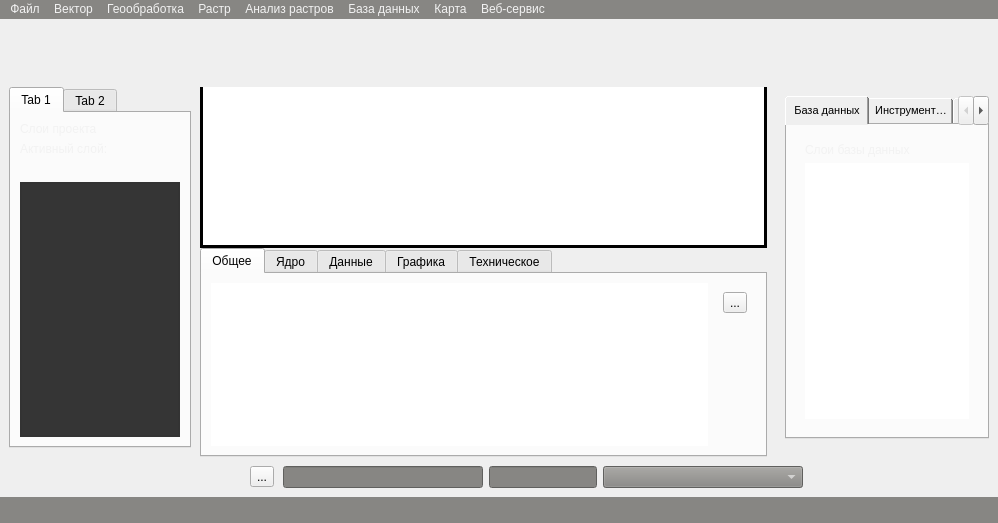
The window that ui/mainwindow.ui (Doggerr111/vrsa-gis) describes before a commit, drawn with Qt 5.
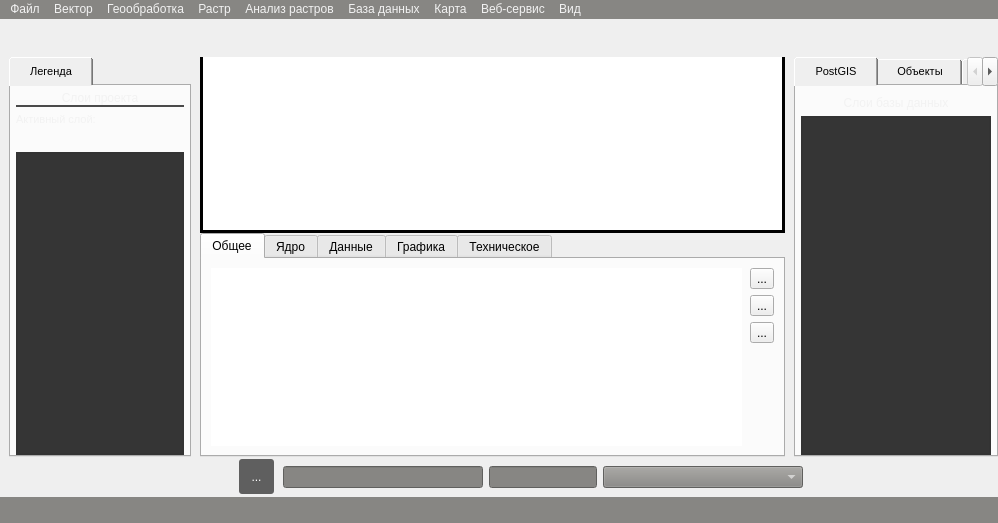
The same window after the commit. The open tabs and pages were chosen to show the change. Icons and pictures are not drawn. Custom widgets are drawn as their Qt base class.

Commit message: style: new buttons for console, alignments, update style for feature selection tree

What changed in the file:
```diff
--- a/ui/mainwindow.ui
+++ b/ui/mainwindow.ui
@@ -68,7 +68,7 @@
      <number>0</number>
     </property>
     <item>
-     <widget class="QFrame" name="header_frame">
+     <widget class="QFrame" name="header_tool_bar_frame">
       <property name="sizePolicy">
        <sizepolicy hsizetype="Minimum" vsizetype="Preferred">
         <horstretch>0</horstretch>
@@ -167,46 +167,48 @@
           <property name="bottomMargin">
            <number>0</number>
           </property>
-          <item alignment="Qt::AlignVCenter">
-           <widget class="QPushButton" name="pushButton_addFeature">
-            <property name="sizePolicy">
-             <sizepolicy hsizetype="Minimum" vsizetype="Maximum">
-              <horstretch>0</horstretch>
-              <verstretch>0</verstretch>
-             </sizepolicy>
+          <item>
+           <widget class="QPushButton" name="pushButtonZoomIn">
+            <property name="text">
+             <string/>
             </property>
-            <property name="minimumSize">
+            <property name="icon">
+             <iconset resource="../icons.qrc">
+              <normaloff>:/images/icons/Tools/glass.png</normaloff>:/images/icons/Tools/glass.png</iconset>
+            </property>
+            <property name="iconSize">
              <size>
-              <width>50</width>
-              <height>50</height>
+              <width>35</width>
+              <height>35</height>
              </size>
             </property>
-            <property name="maximumSize">
+           </widget>
+          </item>
+          <item>
+           <widget class="QPushButton" name="pushButtonZoomOut">
+            <property name="text">
+             <string/>
+            </property>
+            <property name="icon">
+             <iconset resource="../icons.qrc">
+              <normaloff>:/images/icons/Tools/icon_zoom_out_bold_black.png</normaloff>:/images/icons/Tools/icon_zoom_out_bold_black.png</iconset>
+            </property>
+            <property name="iconSize">
              <size>
-              <width>50</width>
-              <height>50</height>
+              <width>35</width>
+              <height>35</height>
              </size>
             </property>
-            <property name="styleSheet">
-             <string notr="true">QPushButton {
-border:none;
-}
-QPushButton:checked { 
-background-color: gray;
-border: 1px solid
-}
-
-QPushButton:hover {
-	border: 1px solid;
-    border-color: #333; /* Цвет рамки при наведении */
-}</string>
-            </property>
+           </widget>
+          </item>
+          <item>
+           <widget class="QPushButton" name="pushButtonPanning">
             <property name="text">
              <string/>
             </property>
             <property name="icon">
              <iconset resource="../icons.qrc">
-              <normaloff>:/images/icons/Tools/digitize.png</normaloff>:/images/icons/Tools/digitize.png</iconset>
+              <normaloff>:/images/icons/Tools/icon_mouse_black.png</normaloff>:/images/icons/Tools/icon_mouse_black.png</iconset>
             </property>
             <property name="iconSize">
              <size>
@@ -217,9 +219,6 @@
             <property name="checkable">
              <bool>true</bool>
             </property>
-            <property name="autoRepeatDelay">
-             <number>300</number>
-            </property>
            </widget>
           </item>
           <item alignment="Qt::AlignLeft|Qt::AlignVCenter">
@@ -232,8 +231,8 @@
             </property>
             <property name="minimumSize">
              <size>
-              <width>50</width>
-              <height>50</height>
+              <width>0</width>
+              <height>0</height>
              </size>
             </property>
             <property name="maximumSize">
@@ -243,18 +242,7 @@
              </size>
             </property>
             <property name="styleSheet">
-             <string notr="true">QPushButton {
-border:none;
-}
-QPushButton:checked { 
-background-color: gray;
-border: 1px solid
-}
-
-QPushButton:hover {
-	border: 1px solid;
-    border-color: #333; /* Цвет рамки при наведении */
-}</string>
+             <string notr="true"/>
             </property>
             <property name="text">
              <string/>
@@ -281,23 +269,12 @@
            <widget class="QPushButton" name="pushButtonRectSelection">
             <property name="minimumSize">
              <size>
-              <width>50</width>
-              <height>50</height>
+              <width>0</width>
+              <height>0</height>
              </size>
             </property>
             <property name="styleSheet">
-             <string notr="true">QPushButton {
-border:none;
-}
-QPushButton:checked { 
-background-color: gray;
-border: 1px solid
-}
-
-QPushButton:hover {
-	border: 1px solid;
-    border-color: #333; /* Цвет рамки при наведении */
-}</string>
+             <string notr="true"/>
             </property>
             <property name="text">
              <string/>
@@ -317,48 +294,11 @@
             </property>
            </widget>
           </item>
-          <item>
-           <widget class="QPushButton" name="pushButtonGeometryEdit">
-            <property name="minimumSize">
-             <size>
-              <width>50</width>
-              <height>50</height>
-             </size>
-            </property>
-            <property name="styleSheet">
-             <string notr="true">QPushButton {
-border:none;
-}
-QPushButton:checked { 
-background-color: gray;
-border: 1px solid
-}
-
-QPushButton:hover {
-	border: 1px solid;
-    border-color: #333; /* Цвет рамки при наведении */
-}</string>
-            </property>
-            <property name="text">
-             <string/>
-            </property>
-            <property name="icon">
-             <iconset resource="../icons.qrc">
-              <normaloff>:/images/icons/Tools/node.png</normaloff>:/images/icons/Tools/node.png</iconset>
-            </property>
-            <property name="iconSize">
-             <size>
-              <width>35</width>
-              <height>35</height>
-             </size>
-            </property>
-            <property name="checkable">
-             <bool>true</bool>
-            </property>
-           </widget>
-          </item>
           <item>
            <widget class="QPushButton" name="pushButtonRuler">
+            <property name="styleSheet">
+             <string notr="true"/>
+            </property>
             <property name="text">
              <string/>
             </property>
@@ -377,10 +317,83 @@
             </property>
            </widget>
           </item>
+          <item>
+           <widget class="QPushButton" name="pushButton_addFeature">
+            <property name="sizePolicy">
+             <sizepolicy hsizetype="Minimum" vsizetype="Fixed">
+              <horstretch>0</horstretch>
+              <verstretch>0</verstretch>
+             </sizepolicy>
+            </property>
+            <property name="minimumSize">
+             <size>
+              <width>0</width>
+              <height>0</height>
+             </size>
+            </property>
+            <property name="maximumSize">
+             <size>
+              <width>16777215</width>
+              <height>16777215</height>
+             </size>
+            </property>
+            <property name="styleSheet">
+             <string notr="true"/>
+            </property>
+            <property name="text">
+             <string/>
+            </property>
+            <property name="icon">
+             <iconset resource="../icons.qrc">
+              <normaloff>:/images/icons/Tools/icon_pen_black.png</normaloff>:/images/icons/Tools/icon_pen_black.png</iconset>
+            </property>
+            <property name="iconSize">
+             <size>
+              <width>35</width>
+              <height>35</height>
+             </size>
+            </property>
+            <property name="checkable">
+             <bool>true</bool>
+            </property>
+            <property name="autoRepeatDelay">
+             <number>300</number>
+            </property>
+           </widget>
+          </item>
+          <item>
+           <widget class="QPushButton" name="pushButtonGeometryEdit">
+            <property name="minimumSize">
+             <size>
+              <width>0</width>
+              <height>0</height>
+             </size>
+            </property>
+            <property name="styleSheet">
+             <string notr="true"/>
+            </property>
+            <property name="text">
+             <string/>
+            </property>
+            <property name="icon">
+             <iconset resource="../icons.qrc">
+              <normaloff>:/images/icons/Tools/node.png</normaloff>:/images/icons/Tools/node.png</iconset>
+            </property>
+            <property name="iconSize">
+             <size>
+              <width>35</width>
+              <height>35</height>
+             </size>
+            </property>
+            <property name="checkable">
+             <bool>true</bool>
+            </property>
+           </widget>
+          </item>
          </layout>
         </widget>
        </item>
-       <item alignment="Qt::AlignLeft">
+       <item>
         <widget class="QFrame" name="frameMainToolBar">
          <property name="sizePolicy">
           <sizepolicy hsizetype="Expanding" vsizetype="Expanding">
@@ -415,58 +428,96 @@
           <enum>QFrame::Raised</enum>
          </property>
          <layout class="QHBoxLayout" name="horizontalLayout_8">
+          <property name="spacing">
+           <number>0</number>
+          </property>
+          <property name="topMargin">
+           <number>9</number>
+          </property>
+          <property name="rightMargin">
+           <number>0</number>
+          </property>
+          <property name="bottomMargin">
+           <number>9</number>
+          </property>
           <item>
-           <widget class="QPushButton" name="pushButtonShowAttributeTable">
-            <property name="sizePolicy">
-             <sizepolicy hsizetype="Minimum" vsizetype="Minimum">
-              <horstretch>0</horstretch>
-              <verstretch>0</verstretch>
-             </sizepolicy>
+           <spacer name="horizontalSpacer">
+            <property name="orientation">
+             <enum>Qt::Horizontal</enum>
             </property>
-            <property name="minimumSize">
+            <property name="sizeHint" stdset="0">
              <size>
-              <width>50</width>
-              <height>50</height>
+              <width>40</width>
+              <height>20</height>
              </size>
             </property>
-            <property name="maximumSize">
+           </spacer>
+          </item>
+          <item>
+           <widget class="QPushButton" name="pushButtonTriangulation">
+            <property name="text">
+             <string/>
+            </property>
+            <property name="icon">
+             <iconset resource="../icons.qrc">
+              <normaloff>:/images/icons/triangulate.png</normaloff>:/images/icons/triangulate.png</iconset>
+            </property>
+            <property name="iconSize">
              <size>
-              <width>50</width>
-              <height>50</height>
+              <width>32</width>
+              <height>32</height>
              </size>
             </property>
-            <property name="layoutDirection">
-             <enum>Qt::LeftToRight</enum>
+           </widget>
+          </item>
+          <item>
+           <widget class="QPushButton" name="pushButtonVoronoi">
+            <property name="text">
+             <string/>
             </property>
-            <property name="styleSheet">
-             <string notr="true">QPushButton {
-border:none;
-}
-QPushButton:pressed { 
-background-color: gray;
-border: 1px solid
-}
-
-QPushButton:hover {
-	border: 1px solid;
-    border-color: #333; /* Цвет рамки при наведении */
-}</string>
+            <property name="icon">
+             <iconset resource="../icons.qrc">
+              <normaloff>:/images/icons/voronoiDiagram.png</normaloff>:/images/icons/voronoiDiagram.png</iconset>
             </property>
+            <property name="iconSize">
+             <size>
+              <width>32</width>
+              <height>32</height>
+             </size>
+            </property>
+           </widget>
+          </item>
+          <item>
+           <widget class="QPushButton" name="pushButtonIntersection">
             <property name="text">
              <string/>
             </property>
             <property name="icon">
              <iconset resource="../icons.qrc">
-              <normaloff>:/images/icons/metaData.png</normaloff>:/images/icons/metaData.png</iconset>
+              <normaloff>:/images/icons/intersection.png</normaloff>:/images/icons/intersection.png</iconset>
             </property>
             <property name="iconSize">
              <size>
-              <width>45</width>
-              <height>45</height>
+              <width>32</width>
+              <height>32</height>
              </size>
             </property>
-            <property name="autoRepeatDelay">
-             <number>300</number>
+           </widget>
+          </item>
+          <item>
+           <widget class="QPushButton" name="pushButtonPostGis">
+            <property name="text">
+             <string/>
+            </property>
+            <property name="icon">
+             <iconset resource="../icons.qrc">
+              <normaloff>:/images/icons/postgis.png</normaloff>:/images/icons/postgis.png</iconset>
+            </property>
+            <property name="iconSize">
+             <size>
+              <width>32</width>
+              <height>32</height>
+             </size>
             </property>
            </widget>
           </item>
@@ -550,6 +601,9 @@
           <property name="topMargin">
            <number>0</number>
           </property>
+          <property name="bottomMargin">
+           <number>0</number>
+          </property>
           <item>
            <widget class="QFrame" name="frame_2">
             <property name="sizePolicy">
@@ -585,14 +639,38 @@
              </property>
              <item>
               <widget class="QTabWidget" name="leftTabWidget">
+               <property name="styleSheet">
+                <string notr="true">QTabWidget::pane QTabBar::tab {
+    font-size: 8pt;
+}
+QTabWidget::pane QTabBar::tab {
+width: 80px;     /* ширина вкладки */
+    height: 25px;    /* высота вкладки */
+    padding: 2px;  
+	text-align: left;
+
+}</string>
+               </property>
                <property name="currentIndex">
                 <number>0</number>
                </property>
                <widget class="QWidget" name="tab">
                 <attribute name="title">
-                 <string>Tab 1</string>
+                 <string>Легенда</string>
                 </attribute>
                 <layout class="QVBoxLayout" name="verticalLayout_11">
+                 <property name="leftMargin">
+                  <number>5</number>
+                 </property>
+                 <property name="topMargin">
+                  <number>5</number>
+                 </property>
+                 <property name="rightMargin">
+                  <number>5</number>
+                 </property>
+                 <property name="bottomMargin">
+                  <number>0</number>
+                 </property>
                  <item>
                   <widget class="QLabel" name="label">
                    <property name="sizePolicy">
@@ -601,9 +679,17 @@
                      <verstretch>0</verstretch>
                     </sizepolicy>
                    </property>
+                   <property name="styleSheet">
+                    <string notr="true">QLabel {
+    border-bottom: 2px solid #4a4a4a;
+}</string>
+                   </property>
                    <property name="text">
                     <string>Слои проекта</string>
                    </property>
+                   <property name="alignment">
+                    <set>Qt::AlignCenter</set>
+                   </property>
                   </widget>
                  </item>
                  <item>
@@ -614,6 +700,11 @@
                      <verstretch>0</verstretch>
                     </sizepolicy>
                    </property>
+                   <property name="font">
+                    <font>
+                     <pointsize>8</pointsize>
+                    </font>
+                   </property>
                    <property name="text">
                     <string>Активный слой:</string>
                    </property>
@@ -657,6 +748,9 @@
                     <property name="topMargin">
                      <number>0</number>
                     </property>
+                    <property name="rightMargin">
+                     <number>9</number>
+                    </property>
                     <property name="bottomMargin">
                      <number>0</number>
                     </property>
@@ -738,7 +832,8 @@
 outline: none;
 border: 2px solid #333333;
 border-style: solid;
-}</string>
+}
+</string>
                    </property>
                    <property name="sizeAdjustPolicy">
                     <enum>QAbstractScrollArea::AdjustToContentsOnFirstShow</enum>
@@ -767,24 +862,6 @@
                  </item>
                 </layout>
                </widget>
-               <widget class="QWidget" name="tab_2">
-                <attribute name="title">
-                 <string>Tab 2</string>
-                </attribute>
-                <widget class="QPushButton" name="pushButton_testVectorLayerUtils">
-                 <property name="geometry">
-                  <rect>
-                   <x>8</x>
-                   <y>40</y>
-                   <width>131</width>
-                   <height>25</height>
-                  </rect>
-                 </property>
-                 <property name="text">
-                  <string>сгенерировать</string>
-                 </property>
-                </widget>
-               </widget>
               </widget>
              </item>
             </layout>
@@ -866,7 +943,7 @@
           <item>
            <widget class="QTabWidget" name="tabWidgetConsoleLog">
             <property name="currentIndex">
-             <number>0</number>
+             <number>2</number>
             </property>
             <widget class="QWidget" name="tabLoggerCommon">
              <attribute name="title">
@@ -891,10 +968,22 @@
                  <enum>QFrame::Raised</enum>
                 </property>
                 <layout class="QVBoxLayout" name="verticalLayout_12">
-                 <item alignment="Qt::AlignTop">
+                 <property name="leftMargin">
+                  <number>2</number>
+                 </property>
+                 <property name="topMargin">
+                  <number>0</number>
+                 </property>
+                 <property name="rightMargin">
+                  <number>0</number>
+                 </property>
+                 <property name="bottomMargin">
+                  <number>0</number>
+                 </property>
+                 <item>
                   <widget class="QToolButton" name="toolButtonClearCommonLogger">
                    <property name="sizePolicy">
-                    <sizepolicy hsizetype="Fixed" vsizetype="Expanding">
+                    <sizepolicy hsizetype="Fixed" vsizetype="Maximum">
                      <horstretch>0</horstretch>
                      <verstretch>0</verstretch>
                     </sizepolicy>
@@ -914,6 +1003,53 @@
                    </property>
                   </widget>
                  </item>
+                 <item>
+                  <widget class="QToolButton" name="toolButtonCopyCommonLogger">
+                   <property name="sizePolicy">
+                    <sizepolicy hsizetype="Fixed" vsizetype="Maximum">
+                     <horstretch>0</horstretch>
+                     <verstretch>0</verstretch>
+                    </sizepolicy>
+                   </property>
+                   <property name="text">
+                    <string>...</string>
+                   </property>
+                   <property name="icon">
+                    <iconset resource="../icons.qrc">
+                     <normaloff>:/images/icons/dialogs/icon_copy_two_paper_black.png</normaloff>:/images/icons/dialogs/icon_copy_two_paper_black.png</iconset>
+                   </property>
+                  </widget>
+                 </item>
+                 <item>
+                  <widget class="QToolButton" name="toolButton">
+                   <property name="sizePolicy">
+                    <sizepolicy hsizetype="Fixed" vsizetype="Maximum">
+                     <horstretch>0</horstretch>
+                     <verstretch>0</verstretch>
+                    </sizepolicy>
+                   </property>
+                   <property name="text">
+                    <string>...</string>
+                   </property>
+                   <property name="icon">
+                    <iconset resource="../icons.qrc">
+                     <normaloff>:/images/icons/diskette.png</normaloff>:/images/icons/diskette.png</iconset>
+                   </property>
+                  </widget>
+                 </item>
+                 <item>
+                  <spacer name="verticalSpacer">
+                   <property name="orientation">
+                    <enum>Qt::Vertical</enum>
+                   </property>
+                   <property name="sizeHint" stdset="0">
+                    <size>
+                     <width>20</width>
+                     <height>40</height>
+                    </size>
+                   </property>
+                  </spacer>
+                 </item>
                 </layout>
                </widget>
               </item>
@@ -936,6 +1072,18 @@
                  <enum>QFrame::Raised</enum>
                 </property>
                 <layout class="QVBoxLayout" name="verticalLayout_13">
+                 <property name="leftMargin">
+                  <number>2</number>
+                 </property>
+                 <property name="topMargin">
+                  <number>0</number>
+                 </property>
+                 <property name="rightMargin">
+                  <number>0</number>
+                 </property>
+                 <property name="bottomMargin">
+                  <number>0</number>
+                 </property>
                  <item alignment="Qt::AlignTop">
                   <widget class="QToolButton" name="toolButtonClearCoreLogger">
                    <property name="sizePolicy">
@@ -981,6 +1129,18 @@
                  <enum>QFrame::Raised</enum>
                 </property>
                 <layout class="QVBoxLayout" name="verticalLayout_14">
+                 <property name="leftMargin">
+                  <number>2</number>
+                 </property>
+                 <property name="topMargin">
+                  <number>0</number>
+                 </property>
+                 <property name="rightMargin">
+                  <number>0</number>
+                 </property>
+                 <property name="bottomMargin">
+                  <number>0</number>
+                 </property>
                  <item alignment="Qt::AlignTop">
                   <widget class="QToolButton" name="toolButtonClearDataLogger">
                    <property name="sizePolicy">
@@ -1026,10 +1186,22 @@
                  <enum>QFrame::Raised</enum>
                 </property>
                 <layout class="QVBoxLayout" name="verticalLayout_15">
-                 <item alignment="Qt::AlignTop">
+                 <property name="leftMargin">
+                  <number>2</number>
+                 </property>
+                 <property name="topMargin">
+                  <number>0</number>
+                 </property>
+                 <property name="rightMargin">
+                  <number>0</number>
+                 </property>
+                 <property name="bottomMargin">
+                  <number>0</number>
+                 </property>
+                 <item>
                   <widget class="QToolButton" name="toolButtonClearGraphicsLogger">
                    <property name="sizePolicy">
-                    <sizepolicy hsizetype="Fixed" vsizetype="Expanding">
+                    <sizepolicy hsizetype="Fixed" vsizetype="Maximum">
                      <horstretch>0</horstretch>
                      <verstretch>0</verstretch>
                     </sizepolicy>
@@ -1049,6 +1221,41 @@
                    </property>
                   </widget>
                  </item>
+                 <item>
+                  <widget class="QToolButton" name="toolButton_3">
+                   <property name="text">
+                    <string>...</string>
+                   </property>
+                   <property name="icon">
+                    <iconset resource="../icons.qrc">
+                     <normaloff>:/images/icons/dialogs/icon_copy_two_paper_black.png</normaloff>:/images/icons/dialogs/icon_copy_two_paper_black.png</iconset>
+                   </property>
+                  </widget>
+                 </item>
+                 <item>
+                  <widget class="QToolButton" name="toolButton_2">
+                   <property name="text">
+                    <string>...</string>
+                   </property>
+                   <property name="icon">
+                    <iconset resource="../icons.qrc">
+                     <normaloff>:/images/icons/diskette.png</normaloff>:/images/icons/diskette.png</iconset>
+                   </property>
+                  </widget>
+                 </item>
+                 <item>
+                  <spacer name="verticalSpacer_2">
+                   <property name="orientation">
+                    <enum>Qt::Vertical</enum>
+                   </property>
+                   <property name="sizeHint" stdset="0">
+                    <size>
+                     <width>20</width>
+                     <height>40</height>
+                    </size>
+                   </property>
+                  </spacer>
+                 </item>
                 </layout>
                </widget>
               </item>
@@ -1163,6 +1370,9 @@
           <property name="rightMargin">
            <number>0</number>
           </property>
+          <property name="bottomMargin">
+           <number>0</number>
+          </property>
           <item>
            <widget class="QFrame" name="frame_9">
             <property name="sizePolicy">
@@ -1178,6 +1388,18 @@
              <enum>QFrame::Raised</enum>
             </property>
             <layout class="QVBoxLayout" name="verticalLayout_5">
+             <property name="leftMargin">
+              <number>0</number>
+             </property>
+             <property name="topMargin">
+              <number>0</number>
+             </property>
+             <property name="rightMargin">
+              <number>0</number>
+             </property>
+             <property name="bottomMargin">
+              <number>0</number>
+             </property>
              <item>
               <widget class="QTabWidget" name="rightTabWidget">
                <property name="sizePolicy">
@@ -1200,7 +1422,7 @@
 </string>
                </property>
                <property name="currentIndex">
-                <number>2</number>
+                <number>1</number>
                </property>
                <property name="elideMode">
                 <enum>Qt::ElideRight</enum>
@@ -1213,9 +1435,21 @@
                  </sizepolicy>
                 </property>
                 <attribute name="title">
-                 <string>База данных</string>
+                 <string>PostGIS</string>
                 </attribute>
                 <layout class="QVBoxLayout" name="verticalLayout_7">
+                 <property name="leftMargin">
+                  <number>5</number>
+                 </property>
+                 <property name="topMargin">
+                  <number>5</number>
+                 </property>
+                 <property name="rightMargin">
+                  <number>5</number>
+                 </property>
+                 <property name="bottomMargin">
+                  <number>0</number>
+                 </property>
                  <item>
                   <widget class="QFrame" name="frame_8">
                    <property name="sizePolicy">
@@ -1231,6 +1465,18 @@
                     <enum>QFrame::Raised</enum>
                    </property>
                    <layout class="QVBoxLayout" name="verticalLayout_8">
+                    <property name="leftMargin">
+                     <number>0</number>
+                    </property>
+                    <property name="topMargin">
+                     <number>5</number>
+                    </property>
+                    <property name="rightMargin">
+                     <number>0</number>
+                    </property>
+                    <property name="bottomMargin">
+                     <number>0</number>
+                    </property>
                     <item>
                      <widget class="QLabel" name="label_2">
                       <property name="sizePolicy">
@@ -1242,6 +1488,9 @@
                       <property name="text">
                        <string>Слои базы данных</string>
                       </property>
+                      <property name="alignment">
+                       <set>Qt::AlignCenter</set>
+                      </property>
                      </widget>
                     </item>
                     <item>
@@ -1265,13 +1514,14 @@
                        </size>
                       </property>
                       <property name="styleSheet">
-                       <string notr="true">
-QTreeWidget{
-border:3px solid black;
-border-radius: 14px;
-
-
-};</string>
+                       <string notr="true">QTreeWidget {
+background-color: #353535;
+color: #e0e0e0;
+gridline-color: #333333;
+outline: none;
+border: 2px solid #333333;
+border-style: solid;
+}</string>
                       </property>
                       <property name="verticalScrollBarPolicy">
                        <enum>Qt::ScrollBarAsNeeded</enum>
@@ -1317,7 +1567,7 @@
                  </sizepolicy>
                 </property>
                 <attribute name="title">
-                 <string>Инструменты выделения</string>
+                 <string>Объекты</string>
                 </attribute>
                 <layout class="QVBoxLayout" name="verticalLayout_9">
                  <item>
@@ -1343,6 +1593,33 @@
                         <verstretch>0</verstretch>
                        </sizepolicy>
                       </property>
+                      <property name="styleSheet">
+                       <string notr="true">QTreeWidget {
+background-color: #353535;
+color: #e0e0e0;
+gridline-color: #333333;
+outline: none;
+border: 2px solid #333333;
+border-style: solid;
+}
+
+</string>
+                      </property>
+                      <property name="showDropIndicator" stdset="0">
+                       <bool>true</bool>
+                      </property>
+                      <property name="dragDropOverwriteMode">
+                       <bool>false</bool>
+                      </property>
+                      <property name="rootIsDecorated">
+                       <bool>true</bool>
+                      </property>
+                      <property name="headerHidden">
+                       <bool>true</bool>
+                      </property>
+                      <property name="columnCount">
+                       <number>1</number>
+                      </property>
                       <column>
                        <property name="text">
                         <string notr="true">1</string>
@@ -1431,12 +1708,68 @@
        </item>
        <item>
         <widget class="QToolButton" name="toolButtonLOD">
+         <property name="sizePolicy">
+          <sizepolicy hsizetype="Fixed" vsizetype="Fixed">
+           <horstretch>0</horstretch>
+           <verstretch>0</verstretch>
+          </sizepolicy>
+         </property>
+         <property name="minimumSize">
+          <size>
+           <width>30</width>
+           <height>30</height>
+          </size>
+         </property>
+         <property name="maximumSize">
+          <size>
+           <width>35</width>
+           <height>35</height>
+          </size>
+         </property>
          <property name="toolTip">
           <string>Включить LOD</string>
          </property>
          <property name="toolTipDuration">
           <number>-1</number>
          </property>
+         <property name="styleSheet">
+          <string notr="true">QToolButton {
+background-color: #5f5f5f;
+color: #ffffff;
+border: none;
+border-radius: 3px;
+padding: 5px;
+min-width: 20px;
+min-height: 20px;
+}
+
+QToolButton:hover {
+background-color: #b85c1a;
+}
+
+QToolButton:pressed {
+background-color: #8a3e0c;
+}
+
+QToolButton:checked {
+background-color: #b85c1a;  /* выделенная/закрепленная кнопка */
+}
+
+QToolButton:checked:hover {
+background-color: #d46c24;
+}
+
+QToolButton:disabled {
+background-color: #3f3f3f;
+color: #6f6f6f;
+}
+
+QToolButton::menu-indicator {
+image: none;  /* убрать индикатор меню если не нужен */
+subcontrol-origin: padding;
+subcontrol-position: bottom right;
+}</string>
+         </property>
          <property name="text">
           <string>...</string>
          </property>
@@ -1619,6 +1952,18 @@
     <addaction name="action_TMS"/>
     <addaction name="actionConnectToXYZ"/>
    </widget>
+   <widget class="QMenu" name="menuView">
+    <property name="title">
+     <string>Вид</string>
+    </property>
+    <widget class="QMenu" name="menuPanels">
+     <property name="title">
+      <string>Панели</string>
+     </property>
+     <addaction name="actionShowToolBar"/>
+    </widget>
+    <addaction name="menuPanels"/>
+   </widget>
    <addaction name="menuf"/>
    <addaction name="menuf_2"/>
    <addaction name="menu"/>
@@ -1627,6 +1972,7 @@
    <addaction name="menuDatabase"/>
    <addaction name="menu_4"/>
    <addaction name="menu_5"/>
+   <addaction name="menuView"/>
   </widget>
   <widget class="QStatusBar" name="statusbar">
    <property name="enabled">
@@ -1892,6 +2238,50 @@
     <string>Симметричная разность</string>
    </property>
   </action>
+  <action name="actionShowConsole">
+   <property name="checkable">
+    <bool>true</bool>
+   </property>
+   <property name="checked">
+    <bool>true</bool>
+   </property>
+   <property name="text">
+    <string>Консоль</string>
+   </property>
+  </action>
+  <action name="actionShowRightTabWidget">
+   <property name="checkable">
+    <bool>true</bool>
+   </property>
+   <property name="checked">
+    <bool>true</bool>
+   </property>
+   <property name="text">
+    <string>Правая панель</string>
+   </property>
+  </action>
+  <action name="actionShowLeftTabWidget">
+   <property name="checkable">
+    <bool>true</bool>
+   </property>
+   <property name="checked">
+    <bool>true</bool>
+   </property>
+   <property name="text">
+    <string>Левая панель</string>
+   </property>
+  </action>
+  <action name="actionShowToolBar">
+   <property name="checkable">
+    <bool>true</bool>
+   </property>
+   <property name="checked">
+    <bool>true</bool>
+   </property>
+   <property name="text">
+    <string>Панель инструментов</string>
+   </property>
+  </action>
  </widget>
  <customwidgets>
   <customwidget>
```
